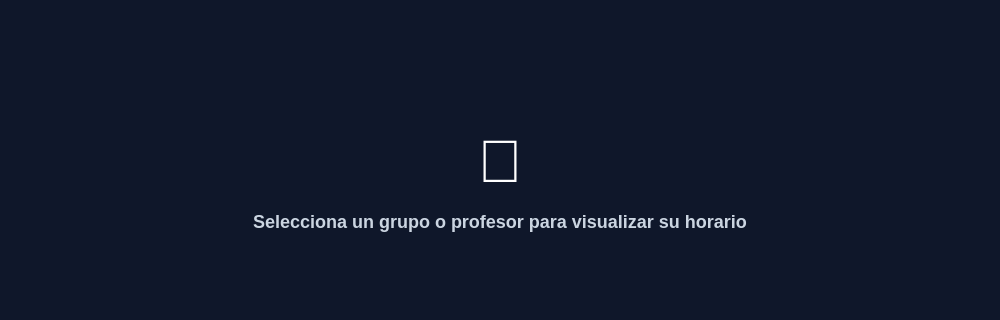
First picture: the form in ui/pages/pagina_horario.ui, repository moramirete/generadorHorarios, before the edit; both pictures show x 0 to 1000 and y 248 to 568 of the 1000 by 700 pixel window.
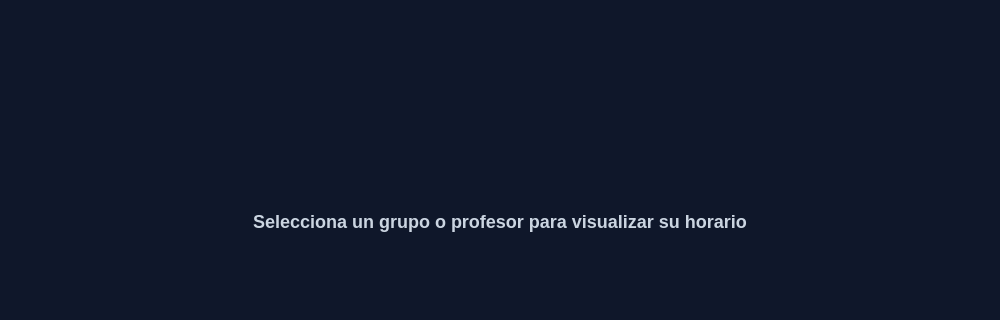
Second picture: the form after the edit.

Patch:
```diff
--- a/ui/pages/pagina_horario.ui
+++ b/ui/pages/pagina_horario.ui
@@ -229,7 +229,7 @@
           <string>font-size: 60px; background:transparent;</string>
          </property>
          <property name="text">
-          <string>📅</string>
+          <string></string>
          </property>
          <property name="alignment">
           <set>Qt::AlignCenter</set>
```
